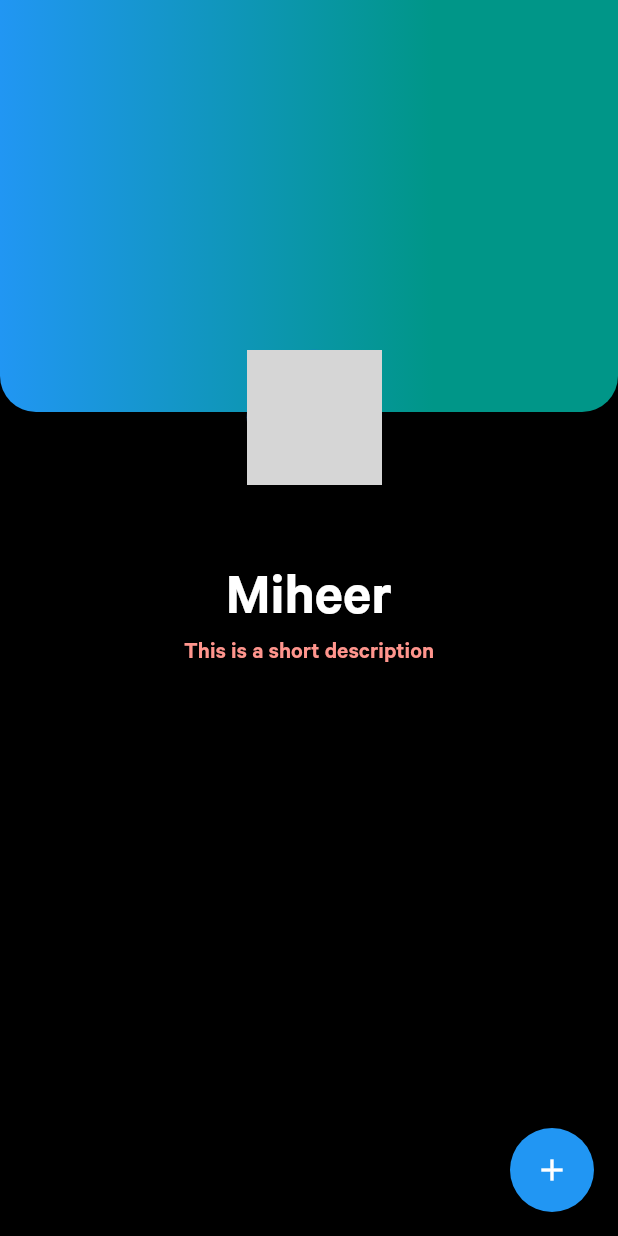
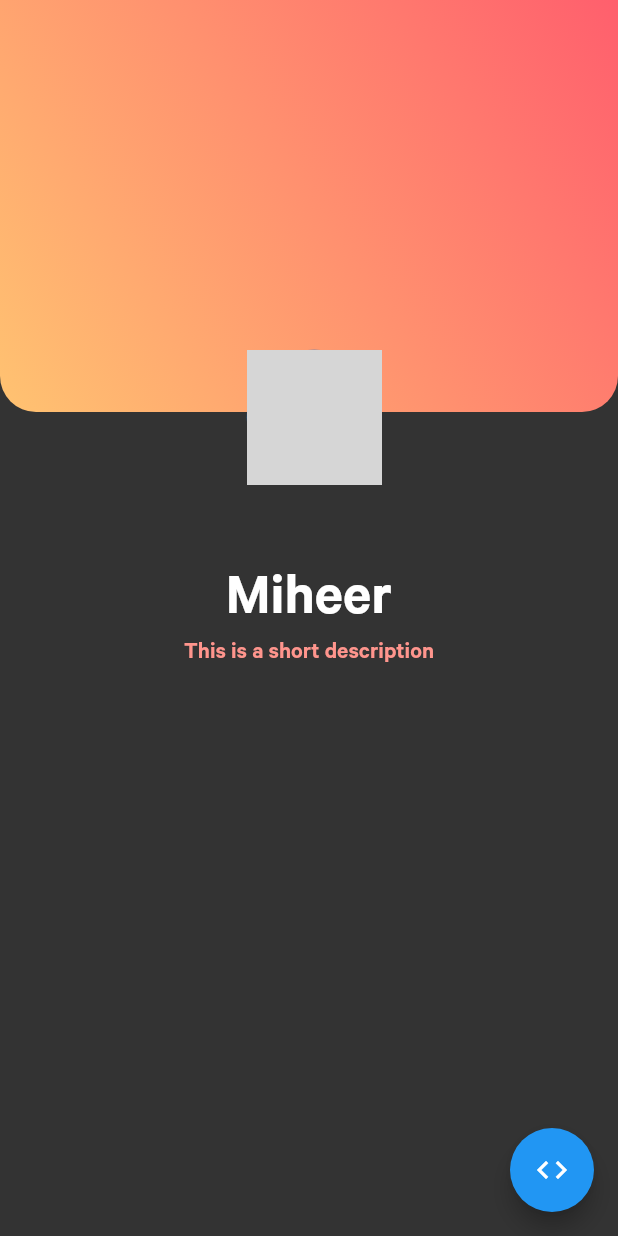
Before and after one commit to RoverPy/RoverPyApp, a Flutter app: the AboutUs screen opened directly, after a tap on "Miheer", on a phone screen of 412 x 824 dp. Run offline on Flutter 3.47's test engine with Material 2 defaults, Android fonts, the phone set to English and light mode, and no system bars; our stand-ins replace firebase_auth, flare_flutter, flutter_bluetooth_serial, image_picker, shared_preferences; missing offline and left inert: firebase_ml_custom, tflite; accounts and stored records are empty; network calls fail; grey boxes are pictures that could not be loaded.

Commit message:
Added gradient to all specific page for About page

```diff
--- a/lib/pages/Specific.dart
+++ b/lib/pages/Specific.dart
@@ -1,19 +1,32 @@
 import 'package:flutter/material.dart';
 import 'package:sign_in/models/developer_info.dart';
+import 'package:url_launcher/url_launcher.dart';
 
 class Specific extends StatefulWidget {
   final DevInfo info;
   final int i;
-  Specific({this.info, this.i});
+  final String url;
+  Specific({this.info, this.i, this.url});
   @override
   _SpecificState createState() => _SpecificState();
 }
 
 class _SpecificState extends State<Specific> {
+  List<Color> colorList = [
+    new Color(0xffff5f6d),
+    new Color(0xffffc371),
+    new Color(0xff43cea2),
+    new Color(0xff185a9d),
+    new Color(0xff4568dc),
+    new Color(0xffb06ab3),
+    new Color(0xffeecda3),
+    new Color(0xffef629f)
+  ];
+
   @override
   Widget build(BuildContext context) {
     return Scaffold(
-      backgroundColor: Colors.black,
+      backgroundColor: new Color(0xff333333),
       body: Stack(
         // alignment: Alignment.center,
         children: [
@@ -22,8 +35,9 @@ class _SpecificState extends State<Specific> {
             height: 1 / 3 * MediaQuery.of(context).size.height,
             decoration: BoxDecoration(
               gradient: LinearGradient(
-                colors: [Colors.blue, Colors.teal],
-                stops: [0.0, 0.7],
+                begin: Alignment.topRight,
+                end: Alignment.bottomLeft,
+                colors: [colorList[2*(widget.i)], colorList[2*(widget.i)+1]],
               ),
               borderRadius: BorderRadius.only(
                 bottomLeft: Radius.circular(24.0),
@@ -75,8 +89,11 @@ class _SpecificState extends State<Specific> {
         ],
       ),
       floatingActionButton: FloatingActionButton(
-        onPressed: () {},
-        child: Icon(Icons.add),
+        onPressed: () {
+          launch(widget.url);
+        },
+        tooltip: "Github",
+        child: Icon(Icons.code),
       ),
     );
   }
--- a/lib/pages/about.dart
+++ b/lib/pages/about.dart
@@ -70,7 +70,13 @@ class _AboutUsState extends State<AboutUs> {
               itemBuilder: (context, index) {
                 return InkWell(
                   onTap: (){
-                    Navigator.push(context, MaterialPageRoute(builder: (_)=>Specific(info: developers[index], i:index)));
+                    Navigator.push(context, MaterialPageRoute(builder: (_)=>Specific(
+                          info: developers[index],
+                          i:index,
+                          url: developers[index].gitLink,
+                        )
+                      )
+                    );
                   },
                   child: CustomCard(
                     i:  index,
```
